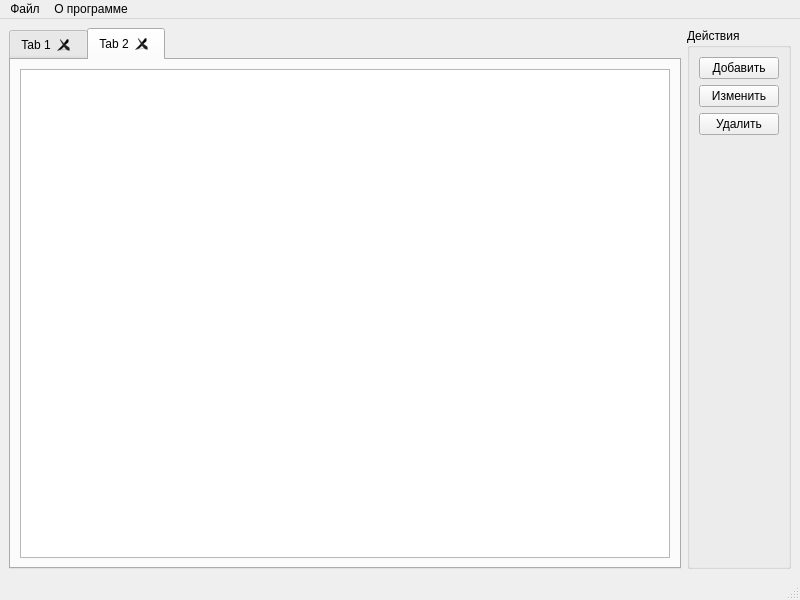
avi-gecko/cw-vesupplier, file mainwindow.ui: the form before one commit.
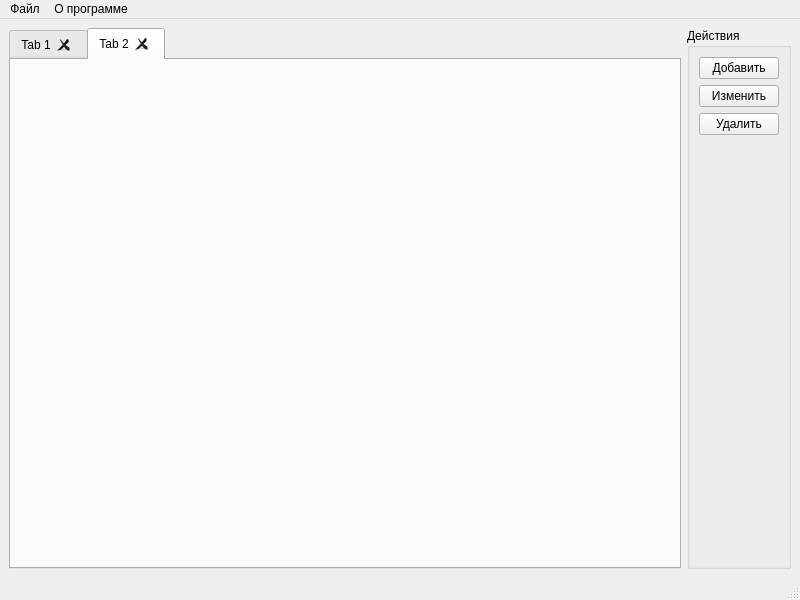
The form after the commit.

Commit message: Добавлено открытие файла(создание столбцов) в новую вкладку, закрытие

Patch:
```diff
--- a/mainwindow.ui
+++ b/mainwindow.ui
@@ -37,14 +37,13 @@
        </layout>
       </widget>
       <widget class="QWidget" name="tab_2">
+       <property name="enabled">
+        <bool>true</bool>
+       </property>
        <attribute name="title">
         <string>Tab 2</string>
        </attribute>
-       <layout class="QHBoxLayout" name="horizontalLayout_3">
-        <item>
-         <widget class="QTableWidget" name="tableWidget"/>
-        </item>
-       </layout>
+       <layout class="QHBoxLayout" name="horizontalLayout_3"/>
       </widget>
      </widget>
     </item>
```
Left out of the diff: 18 changed lines with no effect on the pictures. The commit also changes 2 other files.
